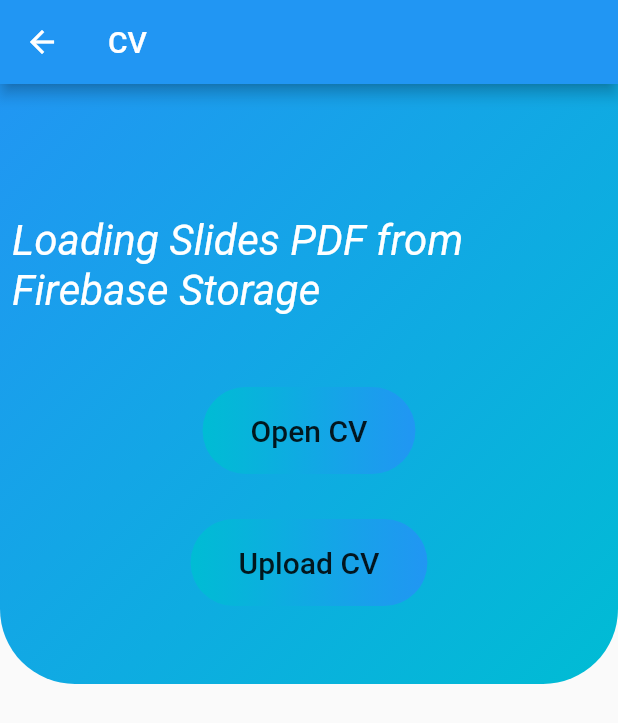
After one commit to luannmdev/swd_final, a Flutter app: the LoadFirbaseStoragePdf screen opened directly, on a phone screen of 412 x 824 dp. The commit adds this screen. Shown: the top 723 px of the screen. Run offline on Flutter 3.47's test engine with Material 2 defaults, Android fonts, the phone set to English and light mode, and no system bars; our stand-ins replace carousel_pro, dio, firebase_auth, firebase_core, firebase_messaging, firebase_storage and 4 more; missing offline and left inert: firebase, flutter_full_pdf_viewer; accounts and stored records are empty; network calls fail.

Commit message:
update load CV PDF from firebase

```diff
--- /dev/null
+++ b/lib/services/launch_pdf.dart
@@ -0,0 +1,3 @@
+export 'unsupported_pdf.dart'
+if (dart.library.html) 'web_pdf.dart'
+if (dart.library.io) 'mobile_pdf.dart';
--- /dev/null
+++ b/lib/services/mobile_pdf.dart
@@ -0,0 +1,38 @@
+import 'dart:io';
+
+import 'package:flutter/foundation.dart';
+import 'package:flutter/material.dart';
+import 'package:swdprojectbackup/ui/loadCV/loadPDF.dart';
+import 'package:swdprojectbackup/ui/loadCV/PDFScreen.dart';
+import 'package:path_provider/path_provider.dart';
+import 'package:swdprojectbackup/services/fire_storage_service.dart';
+
+class LaunchFile {
+  static void launchPDF(
+      BuildContext context, String title, String pdfPath, String pdfUrl) {
+    Navigator.push(
+      context,
+      MaterialPageRoute(
+        builder: (context) => PDFScreen(title, pdfPath, pdfUrl),
+      ),
+    );
+  }
+
+  static Future<dynamic> loadFromFirebase(
+      BuildContext context, String url) async {
+    return FireStorageService.loadFromStorage(context, file);
+  }
+
+  static Future<dynamic> createFileFromPdfUrl(dynamic url) async {
+    final filename =
+        'flutterSlides.pdf'; //I did it on purpose to avoid strange naming conflicts
+    print(filename);
+    var request = await HttpClient().getUrl(Uri.parse(url));
+    var response = await request.close();
+    var bytes = await consolidateHttpClientResponseBytes(response);
+    String dir = (await getApplicationDocumentsDirectory()).path;
+    File file = new File('$dir/$filename');
+    await file.writeAsBytes(bytes);
+    return file;
+  }
+}
--- /dev/null
+++ b/lib/services/unsupported_pdf.dart
@@ -0,0 +1,16 @@
+import 'package:flutter/material.dart';
+
+class LaunchFile {
+  static void launchPDF(
+      BuildContext context, String title, String pdfPath, String pdfUrl) {
+    throw ("Platform not found");
+  }
+
+  static Future<dynamic> loadFromFirebase(BuildContext context, String url) {
+    throw ("Platform not found");
+  }
+
+  static Future<dynamic> createFileFromPdfUrl(dynamic url) async {
+    throw ("Platform not found");
+  }
+}
--- /dev/null
+++ b/lib/ui/loadCV/loadPDF.dart
@@ -0,0 +1,186 @@
+import 'dart:io';
+import 'package:flutter/material.dart';
+import 'package:swdprojectbackup/services/launch_pdf.dart';
+
+import 'PDFScreen.dart';
+import 'filePicker.dart';
+
+final Color cyan = Colors.cyan;
+final Color blue = Colors.blue;
+
+String file = "cv/cvuser.pdf";
+String fileName = "CV";
+
+class LoadFirbaseStoragePdf extends StatefulWidget {
+  @override
+  _LoadFirbaseStoragePdfState createState() => _LoadFirbaseStoragePdfState();
+}
+
+class _LoadFirbaseStoragePdfState extends State<LoadFirbaseStoragePdf> {
+  static String pathPDF = "";
+  static String pdfUrl = "";
+
+  @override
+  void initState() {
+    super.initState();
+
+    //Fetch file from FirebaseStorage first
+    LaunchFile.loadFromFirebase(context, file)
+    //Creating PDF file at disk for ios and android & assigning pdf url for web
+        .then((url) => LaunchFile.createFileFromPdfUrl(url).then(
+          (f) => setState(
+            () {
+          if (f is File) {
+            pathPDF = f.path;
+            print(pathPDF);
+          } else if (url is Uri) {
+            pdfUrl = url.toString();
+          }
+        },
+      ),
+    ));
+  }
+
+  @override
+  Widget build(BuildContext context) {
+    return Scaffold(
+      appBar: AppBar(
+        leading: IconButton(
+          icon: Icon(Icons.arrow_back),
+          onPressed: () => Navigator.pop(context),
+        ),
+        title: Text('CV'),
+
+      ),
+      body: Stack(
+        children: <Widget>[
+          Container(
+            height: 400,
+            decoration: BoxDecoration(
+                borderRadius: BorderRadius.only(
+                    bottomLeft: Radius.circular(50.0),
+                    bottomRight: Radius.circular(50.0)),
+                gradient: LinearGradient(
+                    colors: [blue, cyan],
+                    begin: Alignment.topLeft,
+                    end: Alignment.bottomRight)),
+          ),
+          Container(
+            margin: const EdgeInsets.only(top: 80),
+            child: Column(
+              children: <Widget>[
+                Padding(
+                  padding: const EdgeInsets.all(8.0),
+                  child: Center(
+                    child: Text(
+                      "Loading Slides PDF from Firebase Storage",
+                      style: TextStyle(
+                          color: Colors.white,
+                          fontSize: 28,
+                          fontStyle: FontStyle.italic),
+                    ),
+                  ),
+                ),
+                SizedBox(height: 10.0),
+                openPDFButton(context),
+                SizedBox(height: 10.0),
+                uploadPDFButton(context),
+              ],
+            ),
+          ),
+        ],
+      ),
+    );
+  }
+
+  Widget uploadPDFButton(BuildContext context) {
+    return Container(
+      child: Stack(
+        children: <Widget>[
+          Container(
+            padding:
+            const EdgeInsets.symmetric(vertical: 5.0, horizontal: 16.0),
+            margin: const EdgeInsets.only(
+                 left: 20.0, right: 20.0, bottom: 20.0),
+            decoration: BoxDecoration(
+                gradient: LinearGradient(
+                  colors: [cyan, blue],
+                ),
+                borderRadius: BorderRadius.circular(30.0)),
+            child: FlatButton(
+              onPressed: () async {
+                 // pickFileChooser().then((value) => {
+                 //   if (value is File) {
+                 //     print('aasaaaaaaaaaaaaaaaaaaaa FILE')
+                 //   }
+                 // });
+              },
+              child: Text(
+                "Upload CV",
+                style: TextStyle(fontSize: 20),
+              ),
+            ),
+          ),
+        ],
+      ),
+    );
+  }
+
+  Widget openPDFButton(BuildContext context) {
+    return Container(
+      child: Stack(
+        children: <Widget>[
+          Container(
+            padding:
+            const EdgeInsets.symmetric(vertical: 5.0, horizontal: 16.0),
+            margin: const EdgeInsets.only(
+                top: 30, left: 20.0, right: 20.0, bottom: 20.0),
+            decoration: BoxDecoration(
+                gradient: LinearGradient(
+                  colors: [cyan, blue],
+                ),
+                borderRadius: BorderRadius.circular(30.0)),
+            child: FlatButton(
+              onPressed: () {
+                setState(() {
+                  LaunchFile.launchPDF(
+                      context, "Your CV On Firebase", pathPDF, pdfUrl);
+                });
+              },
+              child: Text(
+                "Open CV",
+                style: TextStyle(fontSize: 20),
+              ),
+            ),
+          ),
+        ],
+      ),
+    );
+  }
+}
+// Future<File> pickFileChooser() async {
+//   File result = await FilePicker.getFile(
+//     type: FileType.CUSTOM,
+//     fileExtension: 'pdf',
+//   );
+//
+//   if (result != null) {
+//     File file = result;
+//     return file;
+//   } else {
+//     // User canceled the picker
+//     return null;
+//   }
+// }
+// Future<File> chooseFile() async {
+//   FilePickerResult result = await FilePicker.platform.pickFiles(
+//     type: FileType.custom,
+//     allowedExtensions: ['pdf'],
+//   );
+//   if (result != null) {
+//     File file = File(result.files.single.path);
+//     return file;
+//   } else {
+//     return null;
+//   }
+// }
--- a/pubspec.yaml
+++ b/pubspec.yaml
@@ -43,6 +43,8 @@ dependencies:
   http: ^0.12.2
   carousel_pro: ^1.0.0
   gradient_app_bar: ^0.0.1
+  flutter_full_pdf_viewer: ^1.0.6
+  path_provider: ^1.6.24
 
 
 dev_dependencies:
```
Also changed, not shown: lib/ui/loadCV/PDFScreen.dart (added, +27 -0 lines), lib/ui/loadCV/filePicker.dart (added, +15 -0 lines), lib/ui/loadCV/loadCvScreen.dart (+6 -5 lines), lib/ui/loadCV/screen_args.dart (added, +9 -0 lines), lib/ui/loadCV/test.dart (added, +96 -0 lines), lib/ui/profile/profileScreen.dart (+7 -3 lines), pubspec.lock.
